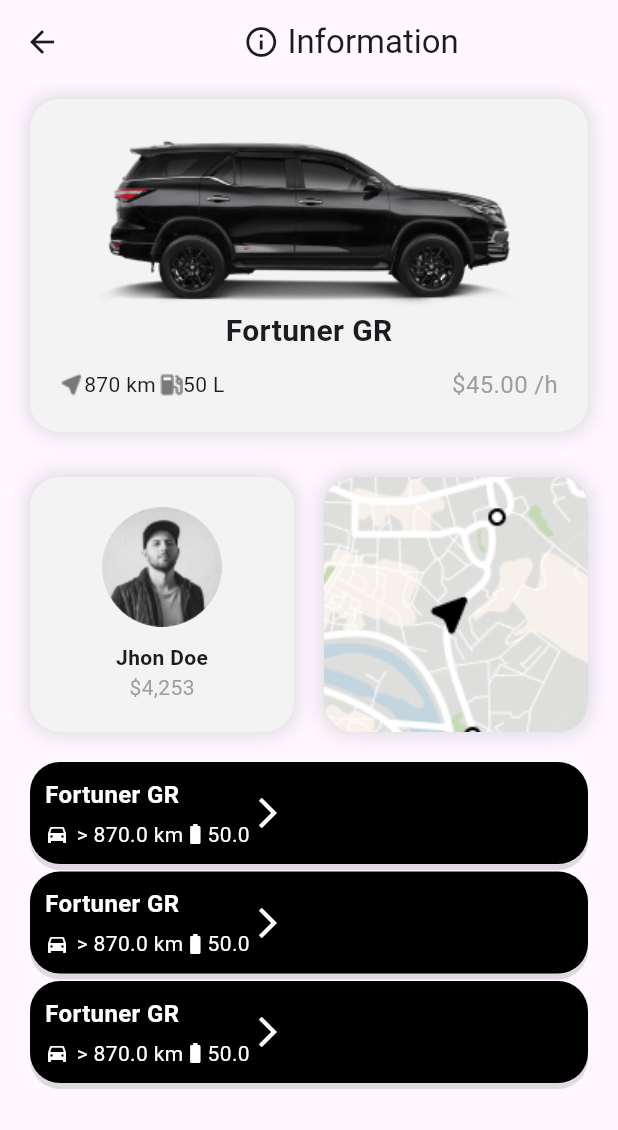
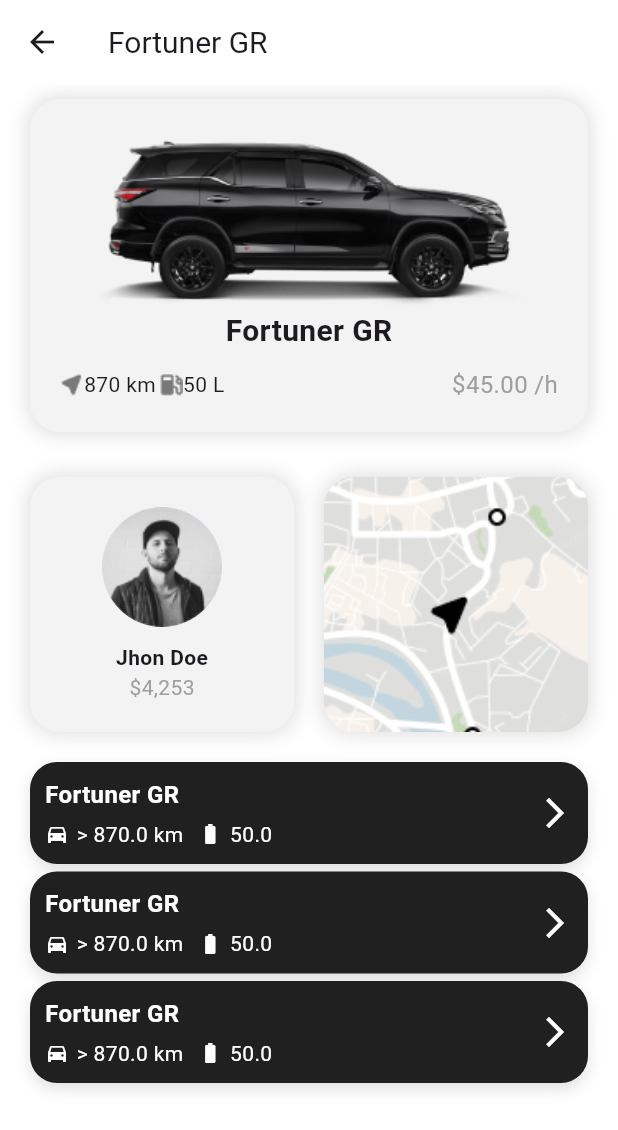
Before and after one commit to anget91/rental_app, a Flutter app: the CarList screen opened directly, after a tap on "Fortuner GR", on a phone screen of 412 x 824 dp. Shown: the top 1130 px of the screen. Run offline on Flutter 3.47's test engine with Material 3 defaults, Android fonts, the phone set to English and light mode, and no system bars; our stand-ins replace firebase_core, flutter_dotenv, flutter_map, latlong2; accounts and stored records are empty.

Commit message:
feat: implement maps details page and update app theme

```diff
--- a/lib/presentation/pages/car_details_page.dart
+++ b/lib/presentation/pages/car_details_page.dart
@@ -9,12 +9,7 @@ class CarDetails extends StatelessWidget {
   @override
   Widget build(BuildContext context) {
     return Scaffold(
-      appBar: AppBar(
-        title: Row(
-          mainAxisAlignment: MainAxisAlignment.center,
-          children: [Icon(Icons.info_outline), Text(' Information')],
-        ),
-      ),
+      appBar: AppBar(title: Text(car.model, style: TextStyle(fontSize: 20))),
       body: Column(
         children: [
           CarCard(
--- a/lib/presentation/widgets/more_card.dart
+++ b/lib/presentation/widgets/more_card.dart
@@ -10,13 +10,14 @@ class MoreCard extends StatelessWidget {
     return Container(
       padding: EdgeInsets.all(10),
       decoration: BoxDecoration(
-        color: Colors.black,
-        borderRadius: BorderRadius.circular(20),
+        color: Color(0xff212020),
+        borderRadius: BorderRadius.circular(18),
         boxShadow: [
-          BoxShadow(color: Colors.black12, blurRadius: 0, offset: Offset(0, 4)),
+          BoxShadow(color: Colors.black12, blurRadius: 8, offset: Offset(0, 4)),
         ],
       ),
       child: Row(
+        mainAxisAlignment: MainAxisAlignment.spaceBetween,
         children: [
           Column(
             crossAxisAlignment: CrossAxisAlignment.start,
@@ -38,8 +39,9 @@ class MoreCard extends StatelessWidget {
                     '> ${car.distance} km',
                     style: TextStyle(color: Colors.white, fontSize: 14),
                   ),
-                  SizedBox(height: 10),
+                  SizedBox(width: 10),
                   Icon(Icons.battery_full, color: Colors.white, size: 16),
+                  SizedBox(width: 5),
                   Text(
                     car.fuelCapacity.toString(),
                     style: TextStyle(color: Colors.white, fontSize: 14),
@@ -49,7 +51,6 @@ class MoreCard extends StatelessWidget {
             ],
           ),
           Icon(Icons.arrow_forward_ios, color: Colors.white, size: 24),
-          SizedBox(height: 5),
         ],
       ),
     );
--- a/pubspec.yaml
+++ b/pubspec.yaml
@@ -12,6 +12,8 @@ dependencies:
   firebase_core: ^3.12.1
   cloud_firestore: ^5.6.5
   flutter_dotenv: ^5.2.1
+  flutter_map: ^8.1.1
+  latlong2: ^0.9.1
 
 dev_dependencies:
   flutter_test:
```
Also changed, not shown: lib/main.dart (+10 -1 lines), lib/presentation/pages/maps_details_page.dart (added, +29 -0 lines), pubspec.lock.
